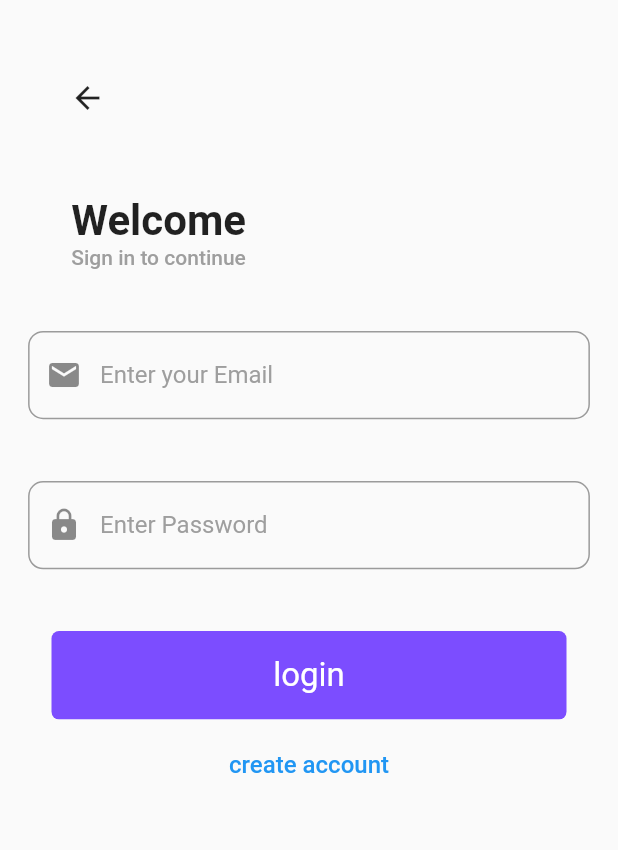
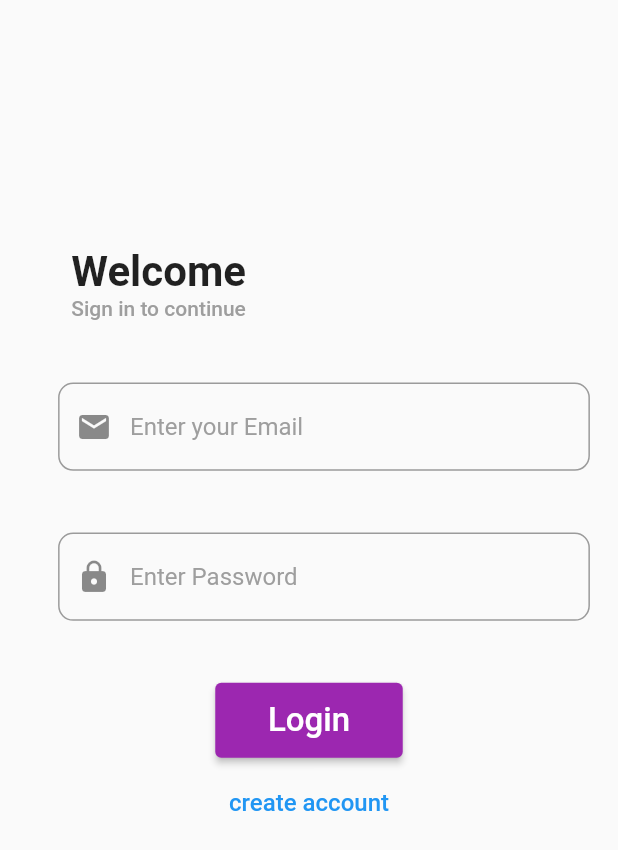
Before and after one commit to Praditya-7/Flutterlogin, a Flutter app: the screen it shows after launch, on a phone screen of 412 x 824 dp. Shown: the top 850 px of the screen. Run offline on Flutter 3.47's test engine with Material 2 defaults, Android fonts, the phone set to English and light mode, and no system bars; our stand-ins replace firebase_auth, firebase_core; missing offline and left inert: email_auth; accounts and stored records are empty.

```diff
--- a/lib/HomeScreen.dart
+++ b/lib/HomeScreen.dart
@@ -1,8 +1,6 @@
 import 'package:flutter/material.dart';
 import 'package:userauth/Methods.dart';
 class HomeScreen extends StatelessWidget {
-  const HomeScreen({Key key}) : super(key: key);
-
   @override
   Widget build(BuildContext context) {
     final size = MediaQuery.of(context).size;
--- a/lib/LoginScreen.dart
+++ b/lib/LoginScreen.dart
@@ -26,15 +26,7 @@ class _LoginScreenState extends State<LoginScreen> {
           crossAxisAlignment: CrossAxisAlignment.center,
           children: [
             SizedBox(
-              height: size.height / 20,
-            ),
-            Container(
-                alignment: Alignment.centerLeft,
-                width: size.width / 1.2,
-                child:
-                    IconButton(icon: Icon(Icons.arrow_back), onPressed: () {})),
-            SizedBox(
-              height: size.height / 20,
+              height: size.height / 5,
             ),
             Container(
               width: size.width/1.3,
@@ -74,6 +66,7 @@ class _LoginScreenState extends State<LoginScreen> {
             GestureDetector(
               onTap: (){
                Navigator.of(context).push(MaterialPageRoute(builder: (_)=>CreateAccount()));
+                //Navigator.pushNamed(context, CreateAccount.route);
               },
               child: Text("create account",
               style: TextStyle(
@@ -89,8 +82,8 @@ class _LoginScreenState extends State<LoginScreen> {
   }
 
   Widget field(Size size,String hint,IconData icon,TextEditingController cont){
-    return Center(
-      child: Container(
+    return Container(
+      padding: EdgeInsets.only(left: 20.0),
       width: size.width/1.1,
       height: size.height/14,
       child: TextField(
@@ -108,13 +101,24 @@ class _LoginScreenState extends State<LoginScreen> {
           )
         ),
       ),
-      ),
     );
   }
 
   Widget customButton(Size size){
-    return GestureDetector(
-      onTap: (){
+    return Center(
+      child: ConstrainedBox(
+        constraints: BoxConstraints.tightFor(width: 125,height: 50),
+        child: ElevatedButton(
+          style: ElevatedButton.styleFrom(
+            primary: Colors.purple,
+          ),
+          child: Text("Login",
+          style: TextStyle(
+            color: Colors.white,
+            fontSize: 22.0
+          ),
+          ),
+          onPressed: (){
             if(_email.text.isNotEmpty && _password.text.isNotEmpty){
               setState(() {
                 isLoading=true;
@@ -142,19 +146,7 @@ class _LoginScreenState extends State<LoginScreen> {
               print("Enter the required Credentials");
             }
           },
-      child: Container(
-        width: size.width/1.2,
-        height: size.height/14,
-        decoration: BoxDecoration(
-          borderRadius: BorderRadius.circular(5),
-          color: Colors.deepPurpleAccent,
         ),
-        alignment: Alignment.center,
-        child: Text("login",
-        style: TextStyle(
-          color: Colors.white,
-          fontSize: 22,
-        ),),
       ),
     );
   }
--- a/lib/main.dart
+++ b/lib/main.dart
@@ -13,7 +13,7 @@ class MyApp extends StatelessWidget {
   @override
   Widget build(BuildContext context) {
     return MaterialApp(
-      home:Authenticate(),
+      home: Authenticate(),
     );
   }
 }
```
Also changed, not shown: lib/CreateAccount.dart (+3 -18 lines), lib/verifyEmail.dart (+30 -2 lines). Lines whose indentation alone changed are shown as unchanged.
